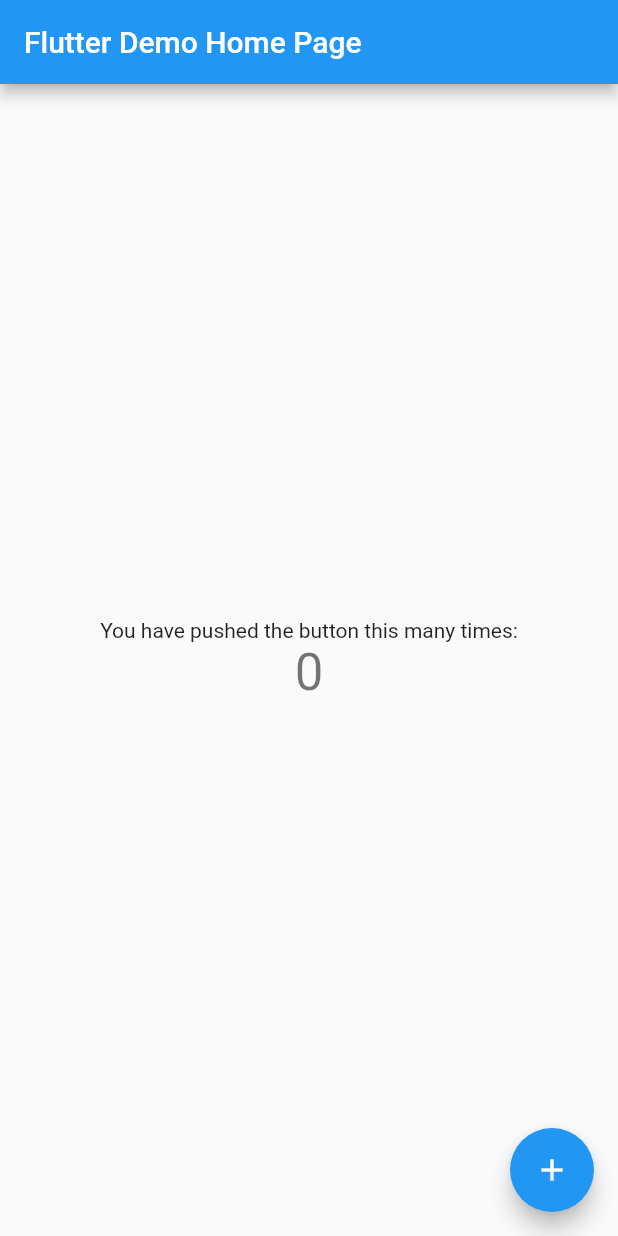
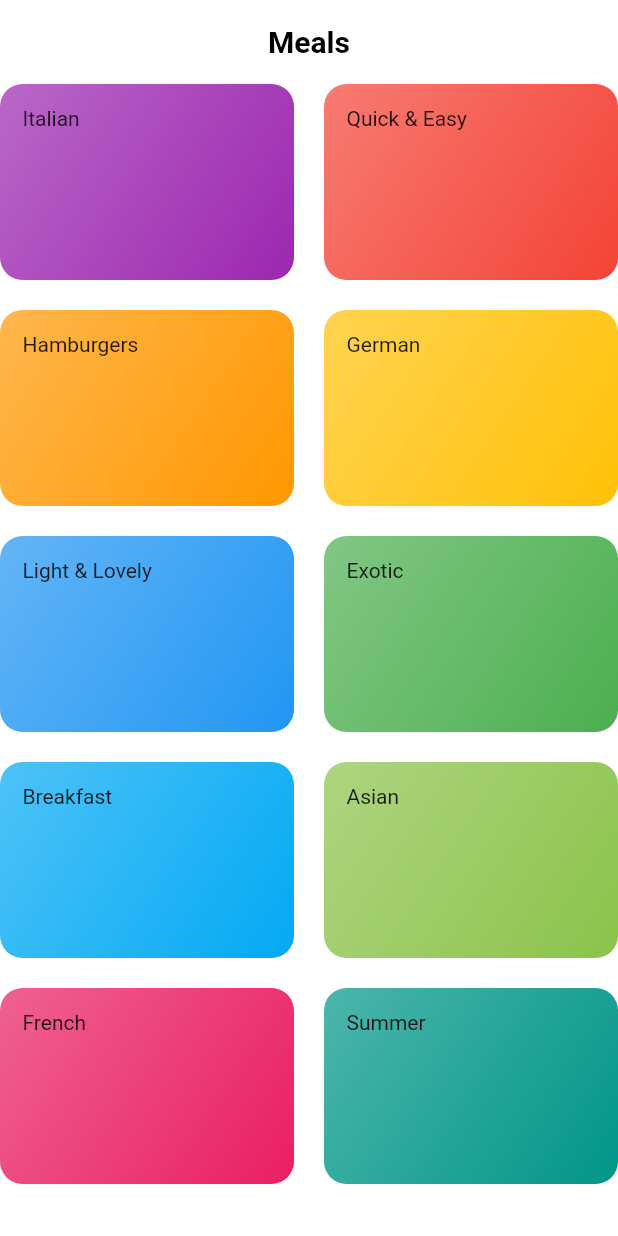
Before and after one commit to zawmorntwan/Meals, a Flutter app: the screen it shows after launch, on a phone screen of 412 x 824 dp. Run offline on Flutter 3.47's test engine with Material 2 defaults, Android fonts, the phone set to English and light mode, and no system bars.

Commit message:
update category screen

```diff
--- /dev/null
+++ b/lib/components/category_item.dart
@@ -0,0 +1,27 @@
+import 'package:flutter/material.dart';
+
+class CategoryItem extends StatelessWidget {
+  final String title;
+  final Color color;
+  const CategoryItem(this.title, this.color, {Key? key}) : super(key: key);
+
+  @override
+  Widget build(BuildContext context) {
+    return Container(
+      padding: const EdgeInsets.all(15),
+      decoration: BoxDecoration(
+        gradient: LinearGradient(
+          colors: [
+            color.withOpacity(0.7),
+            color,
+          ],
+          begin: Alignment.topLeft,
+          end: Alignment.bottomRight,
+        ),
+        borderRadius: BorderRadius.circular(15),
+
+      ),
+      child: Text(title),
+    );
+  }
+}
--- /dev/null
+++ b/lib/constance.dart
@@ -0,0 +1,6 @@
+import 'package:flutter/material.dart';
+
+String appName = 'Meals';
+
+Color primaryColor = Colors.white;
+Color secondaryColor = const Color(0xffC3F591);
--- /dev/null
+++ b/lib/dummy_data.dart
@@ -0,0 +1,56 @@
+import 'package:flutter/material.dart';
+
+import './models/category.dart';
+
+const dummyCategories = [
+  Category(
+    id: 'c1',
+    title: 'Italian',
+    color: Colors.purple,
+  ),
+  Category(
+    id: 'c2',
+    title: 'Quick & Easy',
+    color: Colors.red,
+  ),
+  Category(
+    id: 'c3',
+    title: 'Hamburgers',
+    color: Colors.orange,
+  ),
+  Category(
+    id: 'c4',
+    title: 'German',
+    color: Colors.amber,
+  ),
+  Category(
+    id: 'c5',
+    title: 'Light & Lovely',
+    color: Colors.blue,
+  ),
+  Category(
+    id: 'c6',
+    title: 'Exotic',
+    color: Colors.green,
+  ),
+  Category(
+    id: 'c7',
+    title: 'Breakfast',
+    color: Colors.lightBlue,
+  ),
+  Category(
+    id: 'c8',
+    title: 'Asian',
+    color: Colors.lightGreen,
+  ),
+  Category(
+    id: 'c9',
+    title: 'French',
+    color: Colors.pink,
+  ),
+  Category(
+    id: 'c10',
+    title: 'Summer',
+    color: Colors.teal,
+  ),
+];
--- a/lib/main.dart
+++ b/lib/main.dart
@@ -1,4 +1,7 @@
 import 'package:flutter/material.dart';
+import 'package:meals/constance.dart';
+import 'package:meals/screens/categories_screen.dart';
+import 'package:meals/theme.dart';
 
 void main() {
   runApp(const MyApp());
@@ -11,105 +14,10 @@ class MyApp extends StatelessWidget {
   @override
   Widget build(BuildContext context) {
     return MaterialApp(
-      title: 'Flutter Demo',
-      theme: ThemeData(
-        // This is the theme of your application.
-        //
-        // Try running your application with "flutter run". You'll see the
-        // application has a blue toolbar. Then, without quitting the app, try
-        // changing the primarySwatch below to Colors.green and then invoke
-        // "hot reload" (press "r" in the console where you ran "flutter run",
-        // or simply save your changes to "hot reload" in a Flutter IDE).
-        // Notice that the counter didn't reset back to zero; the application
-        // is not restarted.
-        primarySwatch: Colors.blue,
-      ),
-      home: const MyHomePage(title: 'Flutter Demo Home Page'),
+      title: appName,
+      theme: getTheme(),
+      home: const CategoriesScreen(),
+      debugShowCheckedModeBanner: false,
     );
   }
 }
-
-class MyHomePage extends StatefulWidget {
-  const MyHomePage({Key? key, required this.title}) : super(key: key);
-
-  // This widget is the home page of your application. It is stateful, meaning
-  // that it has a State object (defined below) that contains fields that affect
-  // how it looks.
-
-  // This class is the configuration for the state. It holds the values (in this
-  // case the title) provided by the parent (in this case the App widget) and
-  // used by the build method of the State. Fields in a Widget subclass are
-  // always marked "final".
-
-  final String title;
-
-  @override
-  State<MyHomePage> createState() => _MyHomePageState();
-}
-
-class _MyHomePageState extends State<MyHomePage> {
-  int _counter = 0;
-
-  void _incrementCounter() {
-    setState(() {
-      // This call to setState tells the Flutter framework that something has
-      // changed in this State, which causes it to rerun the build method below
-      // so that the display can reflect the updated values. If we changed
-      // _counter without calling setState(), then the build method would not be
-      // called again, and so nothing would appear to happen.
-      _counter++;
-    });
-  }
-
-  @override
-  Widget build(BuildContext context) {
-    // This method is rerun every time setState is called, for instance as done
-    // by the _incrementCounter method above.
-    //
-    // The Flutter framework has been optimized to make rerunning build methods
-    // fast, so that you can just rebuild anything that needs updating rather
-    // than having to individually change instances of widgets.
-    return Scaffold(
-      appBar: AppBar(
-        // Here we take the value from the MyHomePage object that was created by
-        // the App.build method, and use it to set our appbar title.
-        title: Text(widget.title),
-      ),
-      body: Center(
-        // Center is a layout widget. It takes a single child and positions it
-        // in the middle of the parent.
-        child: Column(
-          // Column is also a layout widget. It takes a list of children and
-          // arranges them vertically. By default, it sizes itself to fit its
-          // children horizontally, and tries to be as tall as its parent.
-          //
-          // Invoke "debug painting" (press "p" in the console, choose the
-          // "Toggle Debug Paint" action from the Flutter Inspector in Android
-          // Studio, or the "Toggle Debug Paint" command in Visual Studio Code)
-          // to see the wireframe for each widget.
-          //
-          // Column has various properties to control how it sizes itself and
-          // how it positions its children. Here we use mainAxisAlignment to
-          // center the children vertically; the main axis here is the vertical
-          // axis because Columns are vertical (the cross axis would be
-          // horizontal).
-          mainAxisAlignment: MainAxisAlignment.center,
-          children: <Widget>[
-            const Text(
-              'You have pushed the button this many times:',
-            ),
-            Text(
-              '$_counter',
-              style: Theme.of(context).textTheme.headline4,
-            ),
-          ],
-        ),
-      ),
-      floatingActionButton: FloatingActionButton(
-        onPressed: _incrementCounter,
-        tooltip: 'Increment',
-        child: const Icon(Icons.add),
-      ), // This trailing comma makes auto-formatting nicer for build methods.
-    );
-  }
-}
--- /dev/null
+++ b/lib/models/category.dart
@@ -0,0 +1,13 @@
+import 'package:flutter/material.dart';
+
+class Category {
+  final String? id;
+  final String? title;
+  final Color? color;
+
+  const Category({
+    required this.id,
+    required this.title,
+    required this.color,
+  });
+}
--- /dev/null
+++ b/lib/screens/categories_screen.dart
@@ -0,0 +1,32 @@
+import 'package:flutter/cupertino.dart';
+import 'package:flutter/material.dart';
+import 'package:flutter/src/foundation/key.dart';
+import 'package:flutter/src/widgets/framework.dart';
+import 'package:meals/components/category_item.dart';
+import 'package:meals/dummy_data.dart';
+
+class CategoriesScreen extends StatelessWidget {
+  const CategoriesScreen({Key? key}) : super(key: key);
+
+  @override
+  Widget build(BuildContext context) {
+    return Scaffold(
+      appBar: AppBar(
+        title: const Text('Meals'),
+      ),
+      body: GridView(
+        gridDelegate: const SliverGridDelegateWithMaxCrossAxisExtent(
+          maxCrossAxisExtent: 200,
+          childAspectRatio: 3 / 2,
+          crossAxisSpacing: 20,
+          mainAxisSpacing: 20,
+        ),
+        children: dummyCategories
+            .map(
+              (data) => CategoryItem(data.title!, data.color!),
+            )
+            .toList(),
+      ),
+    );
+  }
+}
--- /dev/null
+++ b/lib/theme.dart
@@ -0,0 +1,24 @@
+import 'package:flutter/material.dart';
+
+import 'constance.dart';
+
+ThemeData getTheme() {
+  return ThemeData(
+    primaryColor: primaryColor,
+
+    scaffoldBackgroundColor: primaryColor,
+
+    // App Bar
+    appBarTheme: AppBarTheme(
+      backgroundColor: primaryColor,
+      centerTitle: true,
+      elevation: 0,
+      titleTextStyle: const TextStyle(
+        color: Colors.black,
+        fontWeight: FontWeight.w600,
+        fontSize: 20,
+      ),
+    ),
+
+  );
+}
```
